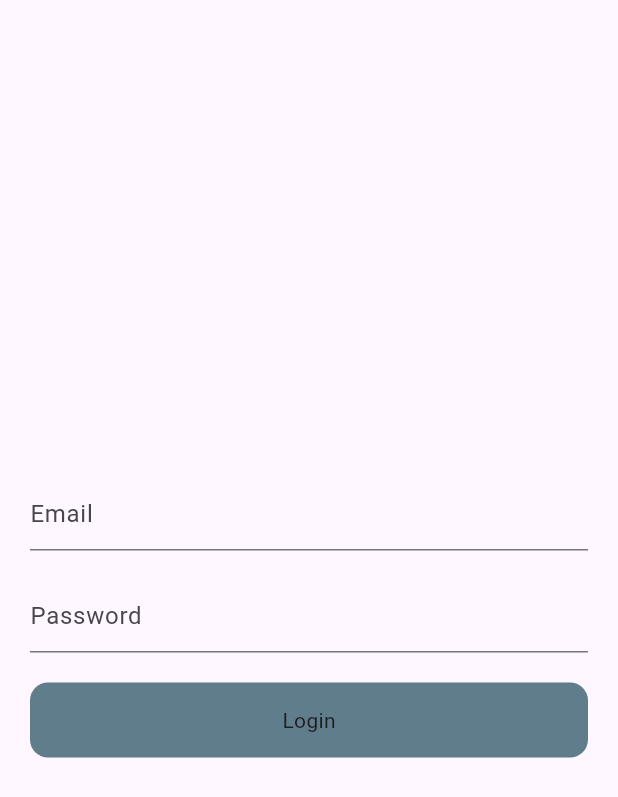
After one commit to KARAN93072/Learner, a Flutter app: the LoginScreen screen opened by its route, after a tap on "Login", on a phone screen of 412 x 824 dp. The commit adds this screen. Shown: the top 797 px of the screen. Run offline on Flutter 3.47's test engine with Material 3 defaults, Android fonts, the phone set to English and light mode, and no system bars; our stand-ins replace go_router; missing offline and left inert: dart:ffi; network calls fail.

Commit message:
Login with Provider & 3rd.P API's

```diff
--- a/lib/const/app_router.dart
+++ b/lib/const/app_router.dart
@@ -1,4 +1,5 @@
 import 'package:go_router/go_router.dart';
+import 'package:learner/screens/auth/sign_in/login.dart';
 import 'package:learner/screens/count_1/count_example.dart';
 import 'package:learner/screens/fevorite/favorite_screen.dart';
 import 'package:learner/screens/fevorite/saved_favorite_users.dart';
@@ -38,9 +39,14 @@ class AppRouter {
               path: 'DarkThemeScreen',
               name: DarkThemeScreen.id,
               builder: (context, state) => const DarkThemeScreen()),
-              GoRoute(path: 'ValueNotifyListener',
+          GoRoute(
+              path: 'ValueNotifyListener',
               name: ValueNotifyListener.id,
-              builder: (context, state)=>  ValueNotifyListener())
+              builder: (context, state) => ValueNotifyListener()),
+          GoRoute(
+              path: 'LoginScreen',
+              name: LoginScreen.id,
+              builder: (context, state) =>  LoginScreen())
         ]),
   ]);
 }
--- /dev/null
+++ b/lib/const/spacing.dart
@@ -0,0 +1,5 @@
+import 'package:flutter/widgets.dart';
+
+class Spacing {
+  static EdgeInsets screenPadding = const EdgeInsets.symmetric(horizontal: 20);
+}
--- a/lib/main.dart
+++ b/lib/main.dart
@@ -1,5 +1,6 @@
 import 'package:flutter/material.dart';
 import 'package:learner/const/app_router.dart';
+import 'package:learner/screens/auth/sign_in/login_provider.dart';
 import 'package:learner/screens/count_1/count_provider.dart';
 import 'package:learner/screens/fevorite/favorite_provider.dart';
 import 'package:learner/screens/slider/slider_provider.dart';
@@ -19,6 +20,7 @@ class MyApp extends StatelessWidget {
           ChangeNotifierProvider(create: (_) => SliderProvider()),
           ChangeNotifierProvider(create: (_) => FavoriteProvider()),
           ChangeNotifierProvider(create: (_) => ThemeChangerProvider()),
+          ChangeNotifierProvider(create: (_) => LoginProvider()),
         ],
         child: Builder(builder: (context) {
           final themeDataProvider = Provider.of<ThemeChangerProvider>(context);
--- /dev/null
+++ b/lib/screens/auth/sign_in/login.dart
@@ -0,0 +1,56 @@
+import 'package:flutter/material.dart';
+import 'package:learner/const/spacing.dart';
+import 'package:learner/screens/auth/sign_in/login_provider.dart';
+import 'package:provider/provider.dart';
+
+class LoginScreen extends StatelessWidget {
+  LoginScreen({super.key});
+  static String id = "LoginScreen";
+  TextEditingController emailController = TextEditingController();
+  TextEditingController passController = TextEditingController();
+  @override
+  Widget build(BuildContext context) {
+    final loginProvider = Provider.of<LoginProvider>(context);
+    return Scaffold(
+      body: Container(
+        padding: Spacing.screenPadding,
+        child: Column(
+          mainAxisAlignment: MainAxisAlignment.center,
+          crossAxisAlignment: CrossAxisAlignment.center,
+          children: [
+            TextFormField(
+              controller: emailController,
+              decoration: const InputDecoration(hintText: "Email"),
+            ),
+            const SizedBox(
+              height: 20,
+            ),
+            TextFormField(
+              controller: passController,
+              decoration: const InputDecoration(hintText: "Password"),
+            ),
+            const SizedBox(
+              height: 20,
+            ),
+            InkWell(
+              onTap: () {
+                loginProvider.setLogin(emailController.text.toString(),
+                    passController.text.toString());
+              },
+              child: Container(
+                height: 50,
+                decoration: BoxDecoration(
+                    color: Colors.blueGrey,
+                    borderRadius: BorderRadius.circular(12)),
+                child: Center(
+                    child: loginProvider.isLoading
+                        ? CircularProgressIndicator()
+                        : Text('Login')),
+              ),
+            )
+          ],
+        ),
+      ),
+    );
+  }
+}
--- /dev/null
+++ b/lib/screens/auth/sign_in/login_provider.dart
@@ -0,0 +1,29 @@
+import 'package:flutter/widgets.dart';
+import 'package:http/http.dart';
+
+class LoginProvider extends ChangeNotifier {
+  bool _isLoading = false;
+  bool get isLoading => _isLoading;
+
+  void setLoading(value) {
+    _isLoading = value;
+    notifyListeners();
+  }
+
+  setLogin(String email, String pass) async {
+    setLoading(true);
+    try {
+      Response response = await post(Uri.parse("https://reqres.in/api/login"),
+          body: {"email": "eve.holt@reqres.in", "password": "cityslicka"});
+      if (response.statusCode == 200) {
+        setLoading(false);
+        print("Successfull");
+      } else {
+        setLoading(false);
+        print("Failed");
+      }
+    } catch (e) {
+      setLoading(false);
+    }
+  }
+}
--- a/lib/screens/home/home_screen.dart
+++ b/lib/screens/home/home_screen.dart
@@ -1,5 +1,6 @@
 import 'package:flutter/material.dart';
 import 'package:go_router/go_router.dart';
+import 'package:learner/screens/auth/sign_in/login.dart';
 import 'package:learner/screens/count_1/count_example.dart';
 import 'package:learner/screens/fevorite/favorite_screen.dart';
 import 'package:learner/screens/slider/slider_screen.dart';
@@ -61,7 +62,12 @@ class HomeScreen extends StatelessWidget {
                 onPressed: () {
                   GoRouter.of(context).goNamed(ValueNotifyListener.id);
                 },
-                child: const Text('STL Widget as STF Widget Use'))
+                child: const Text('STL Widget as STF Widget Use')),
+            FilledButton(
+                onPressed: () {
+                  GoRouter.of(context).goNamed(LoginScreen.id);
+                },
+                child: const Text('Login Screen'))
           ],
         ),
       ),
--- a/pubspec.yaml
+++ b/pubspec.yaml
@@ -37,6 +37,7 @@ dependencies:
   cupertino_icons: ^1.0.6
   go_router: ^14.2.0
   provider: ^6.1.2
+  http: ^1.2.2
 
 dev_dependencies:
   flutter_test:
```
Also changed, not shown: pubspec.lock.
